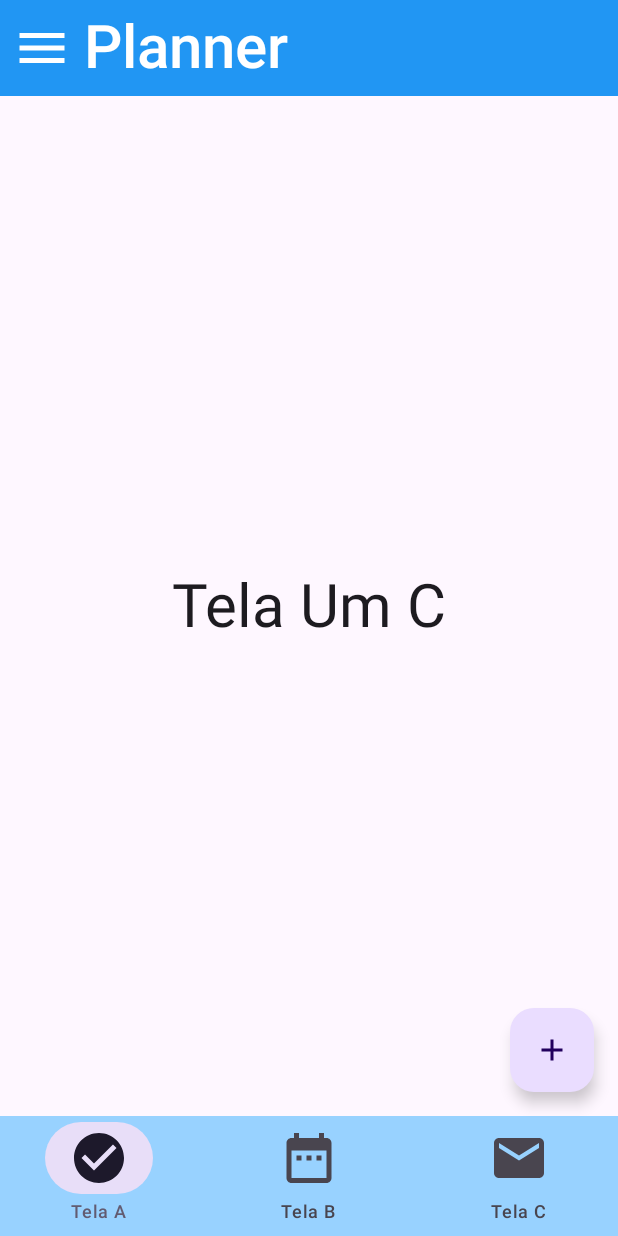
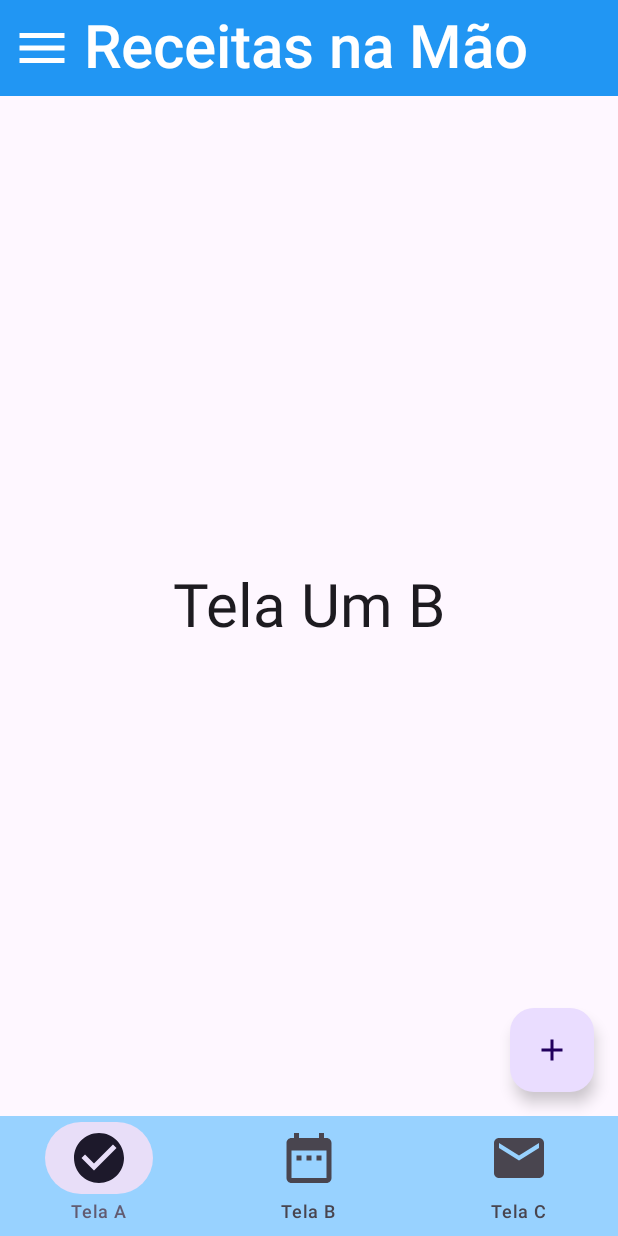
Before and after one commit to ZacMarshall1/ReceitasNaM-o, an Android app built with Jetpack Compose: the screen it shows after launch (MainActivity), item 2 of the bottom bar chosen, on a phone screen of 412 x 824 dp. Run offline under Robolectric (Android 15) with nearby library versions, the light colour scheme and no system bars.

Commit message:
Mudança de Telas e icones
Mudança de Telas e icones

```diff
--- a/app/src/main/java/com/example/myapplication/ReceitasNaMao.app.kt
+++ b/app/src/main/java/com/example/myapplication/ReceitasNaMao.app.kt
@@ -36,9 +36,9 @@ import com.example.myapplication.ui.screens.ScreenTwo
 import kotlinx.coroutines.launch
 
 object ReceitasNaMaoRoutes {
-    val SCREEN_ONE_ROUTE = "tela_um"
-    val SCREEN_TWO_ROUTE = "tela_dois"
-    val SCREEN_THREE_ROUTE = "tela_tres"
+    val SCREEN_ONE_ROUTE = "Home"
+    val SCREEN_TWO_ROUTE = "Minhas Receitas"
+    val SCREEN_THREE_ROUTE = "Receitas Recomendadas"
 }
 
 @Composable
@@ -114,7 +114,7 @@ private fun DrawerContent(
                 modifier = Modifier.size(40.dp),
                 tint = getColorTexto(ehRotaUm)
             )
-            Text(text = "Tela 1", fontSize = 30.sp,
+            Text(text = "Home", fontSize = 25.sp,
                 color = getColorTexto(ehRotaUm))
         }
 
@@ -135,7 +135,7 @@ private fun DrawerContent(
                 modifier = Modifier.size(40.dp),
                 tint = getColorTexto(ehRotaDois)
             )
-            Text(text = "Tela 2", fontSize = 30.sp,
+            Text(text = "Minhas Receitas", fontSize = 25.sp,
                 color = getColorTexto(ehRotaDois))
         }
         TextButton(
@@ -150,12 +150,12 @@ private fun DrawerContent(
             }) {
             Icon(
                 //imageVector = Icons.Default.Call,
-                painter = painterResource(id = R.drawable.receita),
+                painter = painterResource(id = R.drawable.star),
                 contentDescription = "c",
                 modifier = Modifier.size(40.dp),
                 tint = getColorTexto(ehRotaTres)
             )
-            Text(text = "Tela 3", fontSize = 30.sp,
+            Text(text = "Receitas Recomendadas", fontSize = 25.sp,
                 color = getColorTexto(ehRotaTres))
         }
     }
@@ -163,7 +163,7 @@ private fun DrawerContent(
 
 fun getColorMenu(estaSelecionada: Boolean): Color {
     if (estaSelecionada){
-        return Color.Yellow
+        return Color.Magenta
     } else {
         return Color.Transparent
     }
--- a/app/src/main/java/com/example/myapplication/ui/screens/ScreenOne.kt
+++ b/app/src/main/java/com/example/myapplication/ui/screens/ScreenOne.kt
@@ -98,7 +98,7 @@ private fun BottomAppBarMinima(navController: NavController) {
         NavigationBarItem(
             selected = false,
             onClick = {
-                navController.navigate(ScreenOne.SCREEN_ONE_C_ROUTE)
+                navController.navigate(ScreenOne.SCREEN_ONE_B_ROUTE)
             }, icon = {
                 Icon(
                     imageVector = Icons.Default.DateRange,
--- a/app/src/main/java/com/example/myapplication/ui/screens/ScreenOneB.kt
+++ b/app/src/main/java/com/example/myapplication/ui/screens/ScreenOneB.kt
@@ -19,7 +19,7 @@ fun ScreenOneB(padding: PaddingValues) {
         verticalArrangement = Arrangement.Center
     ) {
         Text(
-            text = "Tela um B",
+            text = "Tela Um B",
             Modifier.padding(padding),
             fontSize = 40.sp
         )
--- a/app/src/main/java/com/example/myapplication/ui/screens/util/ReceitasNaMaoTopBar.kt
+++ b/app/src/main/java/com/example/myapplication/ui/screens/util/ReceitasNaMaoTopBar.kt
@@ -41,7 +41,7 @@ fun ReceitasNaMaoTopBar(drawerState: DrawerState){
             }
         },
         title = {
-            Text(text = "Planner", fontSize = 40.sp,
+            Text(text = "Receitas na Mão", fontSize = 40.sp,
                 color = Color.White,
                 fontWeight = FontWeight(600)
             )
```
Also changed, not shown: app/src/main/res/drawable/star.png (added).
